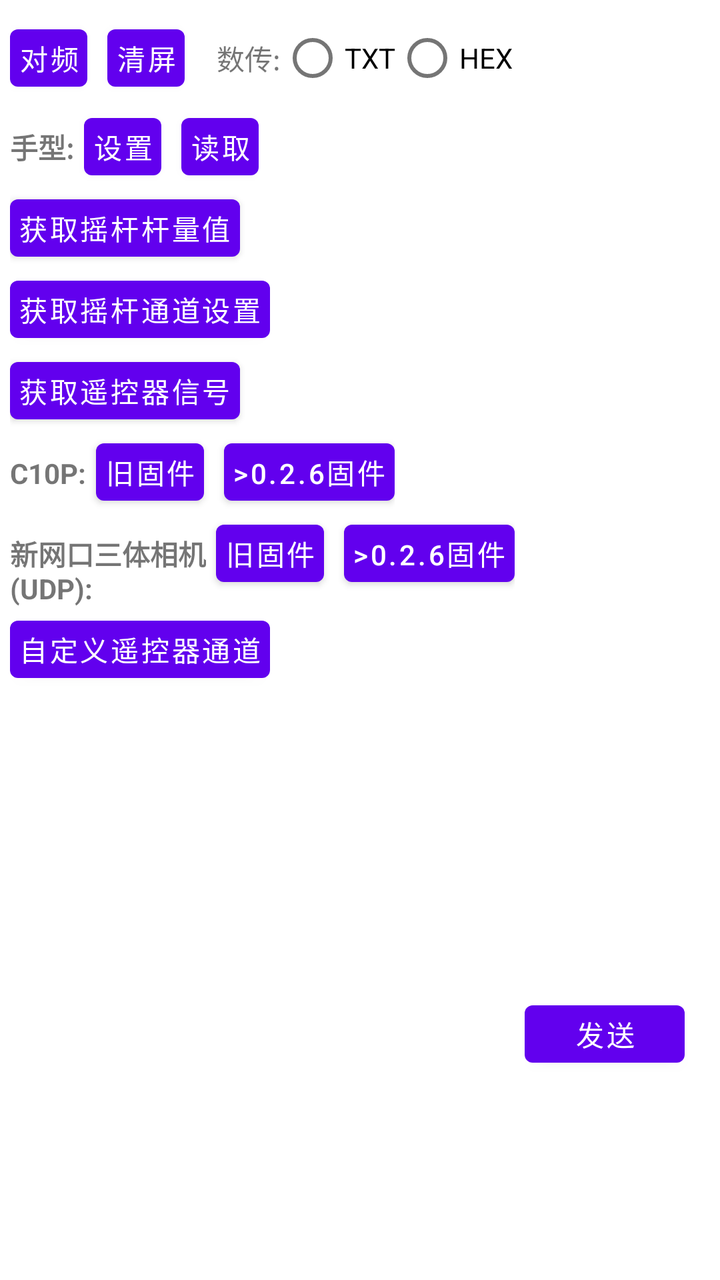
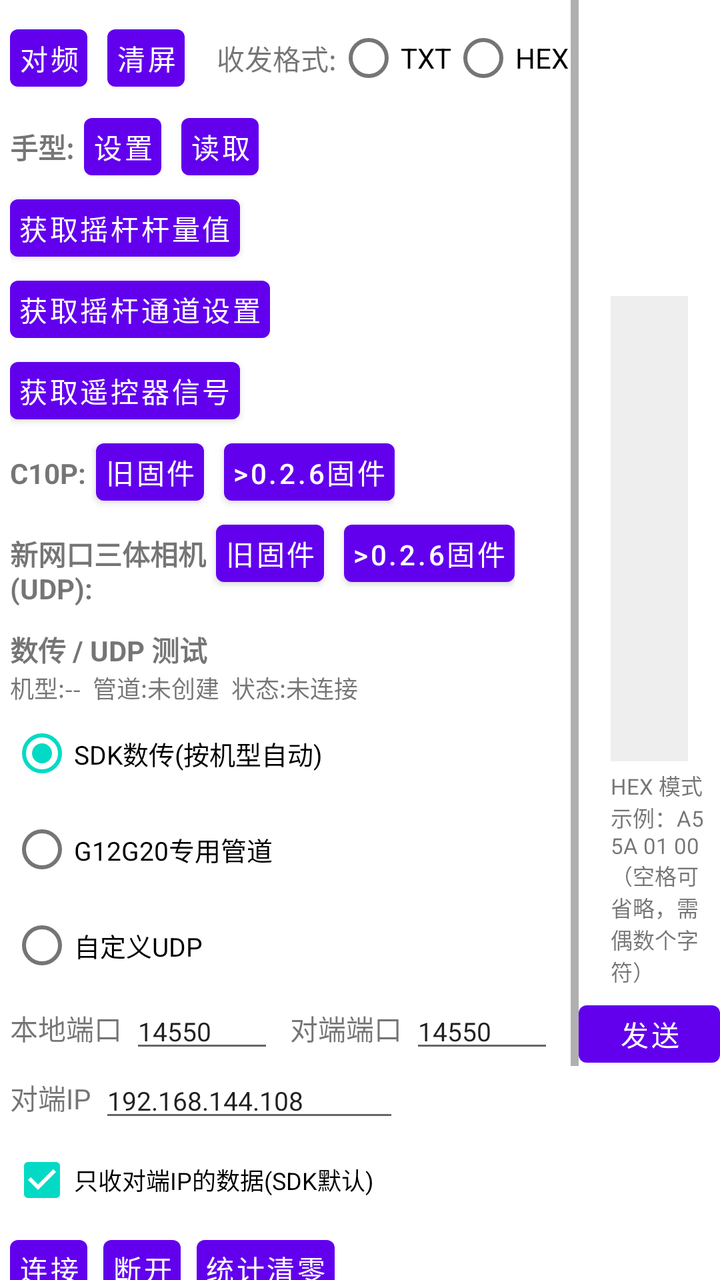

Compare the two renders of this Android layout. The source of the first and the diff that turns it into the second are given below.
<!-- AndroidManifest.xml: application theme Theme.RCSDK_Demo -->
<!-- res/layout/activity_home.xml -->
<?xml version="1.0" encoding="utf-8"?>
<LinearLayout xmlns:android="http://schemas.android.com/apk/res/android"
    android:layout_width="match_parent"
    android:layout_height="match_parent"
    android:orientation="horizontal">

    <ScrollView
        android:layout_width="wrap_content"
        android:layout_height="match_parent">

        <LinearLayout
            android:layout_width="wrap_content"
            android:layout_height="wrap_content"
            android:orientation="vertical"
            android:padding="5dp">

            <LinearLayout
                android:layout_width="wrap_content"
                android:layout_height="wrap_content"
                android:orientation="horizontal"
                android:gravity="center_vertical">

                <Button
                    android:id="@+id/btn_pairing"
                    style="@style/smallButton"
                    android:layout_marginEnd="10dp"
                    android:text="对频" />

                <Button
                    android:id="@+id/btn_clear"
                    style="@style/smallButton"
                    android:text="清屏" />

                <TextView
                    android:layout_width="wrap_content"
                    android:layout_height="wrap_content"
                    android:layout_marginStart="16dp"
                    android:text="数传:"/>
                <RadioGroup
                    android:id="@+id/rg_data"
                    android:layout_width="wrap_content"
                    android:layout_height="wrap_content"
                    android:orientation="horizontal">
                    <RadioButton
                        android:id="@+id/rb_data_txt"
                        android:layout_width="wrap_content"
                        android:layout_height="wrap_content"
                        android:text="TXT"/>

                    <RadioButton
                        android:id="@+id/rb_data_hex"
                        android:layout_width="wrap_content"
                        android:layout_height="wrap_content"
                        android:text="HEX"/>
                </RadioGroup>

            </LinearLayout>

            <LinearLayout
                android:layout_width="wrap_content"
                android:layout_height="wrap_content"
                android:gravity="center_vertical"
                android:orientation="horizontal">

                <TextView
                    android:layout_width="wrap_content"
                    android:layout_height="wrap_content"
                    android:layout_marginEnd="5dp"
                    android:text="手型:"
                    android:textStyle="bold" />

                <Button
                    android:id="@+id/btn_set_control_mode"
                    style="@style/smallButton"
                    android:layout_marginEnd="10dp"
                    android:text="设置" />

                <Button
                    android:id="@+id/btn_get_control_mode"
                    style="@style/smallButton"
                    android:text="读取" />
            </LinearLayout>

            <Button
                android:id="@+id/btn_get_channels"
                style="@style/smallButton"
                android:text="获取摇杆杆量值" />

            <Button
                android:id="@+id/btn_get_channels_settings"
                style="@style/smallButton"
                android:text="获取摇杆通道设置" />


            <Button
                android:id="@+id/btn_get_signal"
                style="@style/smallButton"
                android:text="获取遥控器信号" />

            <LinearLayout
                android:layout_width="wrap_content"
                android:layout_height="wrap_content"
                android:orientation="horizontal">

                <TextView
                    android:layout_width="wrap_content"
                    android:layout_height="wrap_content"
                    android:layout_marginEnd="5dp"
                    android:text="C10P:"
                    android:textStyle="bold" />

                <Button
                    android:id="@+id/btn_akey"
                    style="@style/smallButton"
                    android:layout_marginEnd="10dp"
                    android:text="旧固件" />

                <Button
                    android:id="@+id/btn_akey_027"
                    style="@style/smallButton"
                    android:text=">0.2.6固件" />
            </LinearLayout>

            <LinearLayout
                android:layout_width="wrap_content"
                android:layout_height="wrap_content"
                android:orientation="horizontal">

                <TextView
                    android:layout_width="wrap_content"
                    android:layout_height="48dp"
                    android:layout_marginEnd="5dp"
                    android:text="新网口三体相机\n(UDP):"
                    android:textStyle="bold" />

                <Button
                    android:id="@+id/btn_led"
                    style="@style/smallButton"
                    android:layout_marginEnd="10dp"
                    android:text="旧固件" />

                <Button
                    android:id="@+id/btn_led_027"
                    style="@style/smallButton"
                    android:text=">0.2.6固件" />
            </LinearLayout>

            <Button
                android:id="@+id/btn_rc_buttons"
                style="@style/smallButton"
                android:text="自定义遥控器通道" />
        </LinearLayout>
    </ScrollView>

    <LinearLayout
        android:layout_width="0dp"
        android:layout_height="match_parent"
        android:layout_weight="1"
        android:orientation="vertical">

        <TextView
            android:id="@+id/tv_info"
            android:layout_width="wrap_content"
            android:layout_height="0dp"
            android:layout_margin="16dp"
            android:layout_weight="1" />


        <LinearLayout
            android:layout_width="match_parent"
            android:layout_height="wrap_content"
            android:orientation="horizontal">

            <Button
                android:id="@+id/btn_send"
                style="@style/smallButton"
                android:minWidth="80dp"
                android:text="发送" />

            <EditText
                android:id="@+id/et_data"
                android:layout_width="match_parent"
                android:layout_height="wrap_content"
                android:layout_marginLeft="10dp"
                android:layout_marginRight="10dp"
                android:text="123456"
                android:textStyle="bold" />
        </LinearLayout>
    </LinearLayout>

</LinearLayout>
<!-- resources referenced by this layout -->
<resources>
  <style name="smallButton">
          <item name="android:layout_width">wrap_content</item>
          <item name="android:layout_height">wrap_content</item>
          <item name="android:minHeight">0dp</item>
          <item name="android:minWidth">0dp</item>
          <item name="android:padding">4dp</item>
      </style>
  <style name="Theme.RCSDK_Demo" parent="Theme.MaterialComponents.DayNight.DarkActionBar">
          
          <item name="colorPrimary">@color/purple_500</item>
          <item name="colorPrimaryVariant">@color/purple_700</item>
          <item name="colorOnPrimary">@color/white</item>
          
          <item name="colorSecondary">@color/teal_200</item>
          <item name="colorSecondaryVariant">@color/teal_700</item>
          <item name="colorOnSecondary">@color/black</item>
          
          <item name="android:statusBarColor" tools:targetApi="l">?attr/colorPrimaryVariant</item>
          
      </style>
  <color name="purple_500">#FF6200EE</color>
  <color name="purple_700">#FF3700B3</color>
  <color name="white">#FFFFFFFF</color>
  <color name="teal_200">#FF03DAC5</color>
  <color name="teal_700">#FF018786</color>
  <color name="black">#FF000000</color>
</resources>

<!-- the commit's change to res/layout/activity_home.xml (unified diff, before → after) -->
@@ -35,7 +35,7 @@
                     android:layout_width="wrap_content"
                     android:layout_height="wrap_content"
                     android:layout_marginStart="16dp"
-                    android:text="数传:"/>
+                    android:text="收发格式:"/>
                 <RadioGroup
                     android:id="@+id/rg_data"
                     android:layout_width="wrap_content"
@@ -145,9 +145,176 @@
                     android:text=">0.2.6固件" />
             </LinearLayout>
 
+            
+            <TextView
+                android:layout_width="wrap_content"
+                android:layout_height="wrap_content"
+                android:layout_marginTop="10dp"
+                android:text="数传 / UDP 测试"
+                android:textStyle="bold" />
+
+            <TextView
+                android:id="@+id/tv_link_state"
+                android:layout_width="260dp"
+                android:layout_height="wrap_content"
+                android:text="机型:--  管道:未创建  状态:未连接"
+                android:textSize="12sp" />
+
+            <RadioGroup
+                android:id="@+id/rg_link"
+                android:layout_width="wrap_content"
+                android:layout_height="wrap_content"
+                android:orientation="vertical">
+
+                <RadioButton
+                    android:id="@+id/rb_link_auto"
+                    android:layout_width="wrap_content"
+                    android:layout_height="wrap_content"
+                    android:checked="true"
+                    android:text="SDK数传(按机型自动)"
+                    android:textSize="13sp" />
+
+                <RadioButton
+                    android:id="@+id/rb_link_g12g20"
+                    android:layout_width="wrap_content"
+                    android:layout_height="wrap_content"
+                    android:text="G12G20专用管道"
+                    android:textSize="13sp" />
+
+                <RadioButton
+                    android:id="@+id/rb_link_udp"
+                    android:layout_width="wrap_content"
+                    android:layout_height="wrap_content"
+                    android:text="自定义UDP"
+                    android:textSize="13sp" />
+            </RadioGroup>
+
+            <LinearLayout
+                android:layout_width="wrap_content"
+                android:layout_height="wrap_content"
+                android:gravity="center_vertical"
+                android:orientation="horizontal">
+
+                <TextView
+                    android:layout_width="wrap_content"
+                    android:layout_height="wrap_content"
+                    android:text="本地端口" />
+
+                <EditText
+                    android:id="@+id/et_local_port"
+                    android:layout_width="72dp"
+                    android:layout_height="wrap_content"
+                    android:layout_marginStart="4dp"
+                    android:inputType="number"
+                    android:text="14550"
+                    android:textSize="13sp" />
+
+                <TextView
+                    android:layout_width="wrap_content"
+                    android:layout_height="wrap_content"
+                    android:layout_marginStart="8dp"
+                    android:text="对端端口" />
+
+                <EditText
+                    android:id="@+id/et_remote_port"
+                    android:layout_width="72dp"
+                    android:layout_height="wrap_content"
+                    android:layout_marginStart="4dp"
+                    android:inputType="number"
+                    android:text="14550"
+                    android:textSize="13sp" />
+            </LinearLayout>
+
+            <LinearLayout
+                android:layout_width="wrap_content"
+                android:layout_height="wrap_content"
+                android:gravity="center_vertical"
+                android:orientation="horizontal">
+
+                <TextView
+                    android:layout_width="wrap_content"
+                    android:layout_height="wrap_content"
+                    android:text="对端IP" />
+
+                <EditText
+                    android:id="@+id/et_remote_ip"
+                    android:layout_width="150dp"
+                    android:layout_height="wrap_content"
+                    android:layout_marginStart="4dp"
+                    android:inputType="text"
+                    android:text="192.168.144.108"
+                    android:textSize="13sp" />
+            </LinearLayout>
+
+            <CheckBox
+                android:id="@+id/cb_udp_filter"
+                android:layout_width="wrap_content"
+                android:layout_height="wrap_content"
+                android:checked="true"
+                android:text="只收对端IP的数据(SDK默认)"
+                android:textSize="12sp" />
+
+            <LinearLayout
+                android:layout_width="wrap_content"
+                android:layout_height="wrap_content"
+                android:orientation="horizontal">
+
+                <Button
+                    android:id="@+id/btn_link_connect"
+                    style="@style/smallButton"
+                    android:layout_marginEnd="8dp"
+                    android:text="连接" />
+
+                <Button
+                    android:id="@+id/btn_link_disconnect"
+                    style="@style/smallButton"
+                    android:layout_marginEnd="8dp"
+                    android:text="断开" />
+
+                <Button
+                    android:id="@+id/btn_link_reset_stat"
+                    style="@style/smallButton"
+                    android:text="统计清零" />
+            </LinearLayout>
+
+            <TextView
+                android:id="@+id/tv_link_stats"
+                android:layout_width="260dp"
+                android:layout_height="wrap_content"
+                android:text="TX 0 帧 / 0 B    RX 0 帧 / 0 B"
+                android:textSize="12sp" />
+
+            <LinearLayout
+                android:layout_width="wrap_content"
+                android:layout_height="wrap_content"
+                android:gravity="center_vertical"
+                android:orientation="horizontal">
+
+                <TextView
+                    android:layout_width="wrap_content"
+                    android:layout_height="wrap_content"
+                    android:text="周期ms" />
+
+                <EditText
+                    android:id="@+id/et_loop_interval"
+                    android:layout_width="72dp"
+                    android:layout_height="wrap_content"
+                    android:layout_marginStart="4dp"
+                    android:inputType="number"
+                    android:text="1000"
+                    android:textSize="13sp" />
+
+                <Button
+                    android:id="@+id/btn_loop_send"
+                    style="@style/smallButton"
+                    android:layout_marginStart="8dp"
+                    android:text="连续发送" />
+            </LinearLayout>
+
             <Button
                 android:id="@+id/btn_rc_buttons"
                 style="@style/smallButton"
+                android:layout_marginTop="10dp"
                 android:text="自定义遥控器通道" />
         </LinearLayout>
     </ScrollView>
@@ -165,6 +332,33 @@
             android:layout_margin="16dp"
             android:layout_weight="1" />
 
+        
+        <ScrollView
+            android:id="@+id/sv_link_log"
+            android:layout_width="match_parent"
+            android:layout_height="0dp"
+            android:layout_marginStart="16dp"
+            android:layout_marginEnd="16dp"
+            android:layout_weight="2"
+            android:background="#11000000">
+
+            <TextView
+                android:id="@+id/tv_link_log"
+                android:layout_width="match_parent"
+                android:layout_height="wrap_content"
+                android:fontFamily="monospace"
+                android:padding="6dp"
+                android:textIsSelectable="true"
+                android:textSize="12sp" />
+        </ScrollView>
+
+        <TextView
+            android:layout_width="match_parent"
+            android:layout_height="wrap_content"
+            android:layout_marginStart="16dp"
+            android:layout_marginTop="4dp"
+            android:text="HEX 模式示例：A5 5A 01 00（空格可省略，需偶数个字符）"
+            android:textSize="11sp" />
 
         <LinearLayout
             android:layout_width="match_parent"
